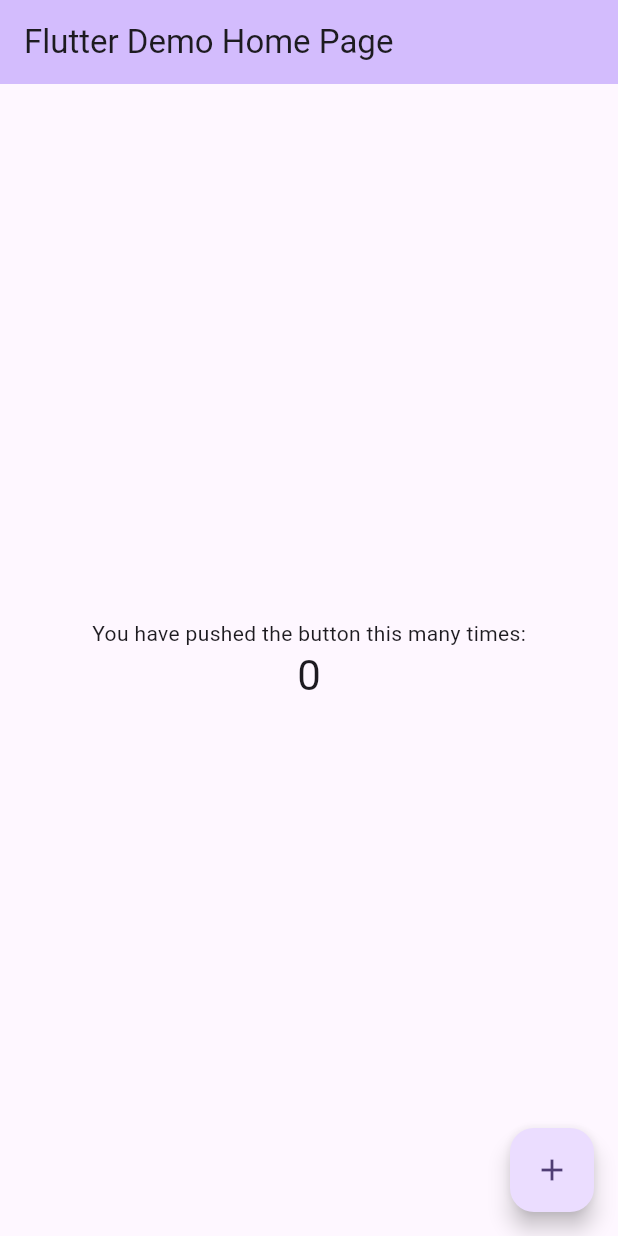
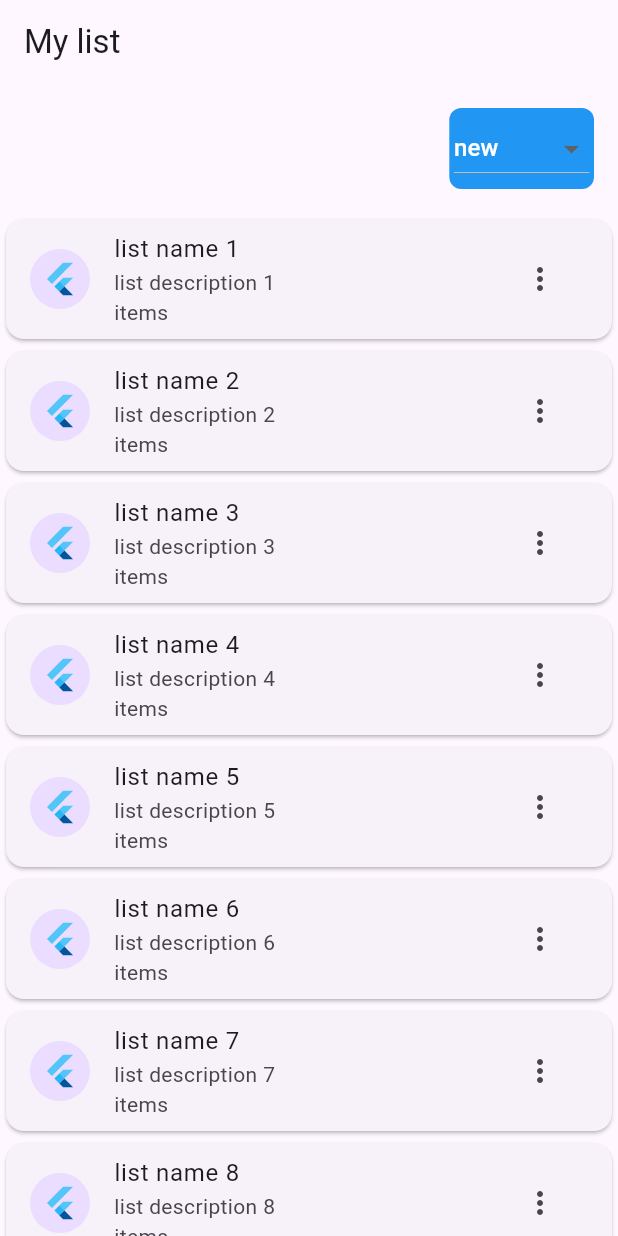
Before and after one commit to JAXBRS/Listat_Flutter_Rep, a Flutter app: the screen it shows after launch, on a phone screen of 412 x 824 dp. Run offline on Flutter 3.47's test engine with Material 3 defaults, Android fonts, the phone set to English and light mode, and no system bars.

Commit message:
finished my/browse list page

```diff
--- a/lib/main.dart
+++ b/lib/main.dart
@@ -1,125 +1,21 @@
 import 'package:flutter/material.dart';
+import 'package:listat/browseList.dart';
+import 'package:listat/myList.dart';
 
 void main() {
-  runApp(const MyApp());
+  runApp(MyApp());
 }
 
 class MyApp extends StatelessWidget {
-  const MyApp({super.key});
-
-  // This widget is the root of your application.
   @override
   Widget build(BuildContext context) {
     return MaterialApp(
-      title: 'Flutter Demo',
+      title: 'Shopping List',
+      debugShowCheckedModeBanner: false,
       theme: ThemeData(
-        // This is the theme of your application.
-        //
-        // TRY THIS: Try running your application with "flutter run". You'll see
-        // the application has a blue toolbar. Then, without quitting the app,
-        // try changing the seedColor in the colorScheme below to Colors.green
-        // and then invoke "hot reload" (save your changes or press the "hot
-        // reload" button in a Flutter-supported IDE, or press "r" if you used
-        // the command line to start the app).
-        //
-        // Notice that the counter didn't reset back to zero; the application
-        // state is not lost during the reload. To reset the state, use hot
-        // restart instead.
-        //
-        // This works for code too, not just values: Most code changes can be
-        // tested with just a hot reload.
-        colorScheme: ColorScheme.fromSeed(seedColor: Colors.deepPurple),
-        useMaterial3: true,
+        primarySwatch: Colors.blue,
       ),
-      home: const MyHomePage(title: 'Flutter Demo Home Page'),
+      home: const MyList(),
     );
   }
 }
-
-class MyHomePage extends StatefulWidget {
-  const MyHomePage({super.key, required this.title});
-
-  // This widget is the home page of your application. It is stateful, meaning
-  // that it has a State object (defined below) that contains fields that affect
-  // how it looks.
-
-  // This class is the configuration for the state. It holds the values (in this
-  // case the title) provided by the parent (in this case the App widget) and
-  // used by the build method of the State. Fields in a Widget subclass are
-  // always marked "final".
-
-  final String title;
-
-  @override
-  State<MyHomePage> createState() => _MyHomePageState();
-}
-
-class _MyHomePageState extends State<MyHomePage> {
-  int _counter = 0;
-
-  void _incrementCounter() {
-    setState(() {
-      // This call to setState tells the Flutter framework that something has
-      // changed in this State, which causes it to rerun the build method below
-      // so that the display can reflect the updated values. If we changed
-      // _counter without calling setState(), then the build method would not be
-      // called again, and so nothing would appear to happen.
-      _counter++;
-    });
-  }
-
-  @override
-  Widget build(BuildContext context) {
-    // This method is rerun every time setState is called, for instance as done
-    // by the _incrementCounter method above.
-    //
-    // The Flutter framework has been optimized to make rerunning build methods
-    // fast, so that you can just rebuild anything that needs updating rather
-    // than having to individually change instances of widgets.
-    return Scaffold(
-      appBar: AppBar(
-        // TRY THIS: Try changing the color here to a specific color (to
-        // Colors.amber, perhaps?) and trigger a hot reload to see the AppBar
-        // change color while the other colors stay the same.
-        backgroundColor: Theme.of(context).colorScheme.inversePrimary,
-        // Here we take the value from the MyHomePage object that was created by
-        // the App.build method, and use it to set our appbar title.
-        title: Text(widget.title),
-      ),
-      body: Center(
-        // Center is a layout widget. It takes a single child and positions it
-        // in the middle of the parent.
-        child: Column(
-          // Column is also a layout widget. It takes a list of children and
-          // arranges them vertically. By default, it sizes itself to fit its
-          // children horizontally, and tries to be as tall as its parent.
-          //
-          // Column has various properties to control how it sizes itself and
-          // how it positions its children. Here we use mainAxisAlignment to
-          // center the children vertically; the main axis here is the vertical
-          // axis because Columns are vertical (the cross axis would be
-          // horizontal).
-          //
-          // TRY THIS: Invoke "debug painting" (choose the "Toggle Debug Paint"
-          // action in the IDE, or press "p" in the console), to see the
-          // wireframe for each widget.
-          mainAxisAlignment: MainAxisAlignment.center,
-          children: <Widget>[
-            const Text(
-              'You have pushed the button this many times:',
-            ),
-            Text(
-              '$_counter',
-              style: Theme.of(context).textTheme.headlineMedium,
-            ),
-          ],
-        ),
-      ),
-      floatingActionButton: FloatingActionButton(
-        onPressed: _incrementCounter,
-        tooltip: 'Increment',
-        child: const Icon(Icons.add),
-      ), // This trailing comma makes auto-formatting nicer for build methods.
-    );
-  }
-}
--- /dev/null
+++ b/lib/myList.dart
@@ -0,0 +1,106 @@
+import 'package:flutter/material.dart';
+
+class MyList extends StatefulWidget {
+  const MyList({Key? key}) : super(key: key);
+
+  @override
+  State<StatefulWidget> createState() {
+    return _MyListState();
+  }
+}
+
+class _MyListState extends State<MyList> {
+  final List<String> options = ['new list', 'new item'];
+  String? selectedOption;
+
+  @override
+  Widget build(BuildContext context) {
+    var addButton = Align(
+      alignment: Alignment.topRight,
+      child: Padding(
+        padding: const EdgeInsets.all(16.0),
+        child: Container(
+          decoration: BoxDecoration(
+            color: Colors.blue,
+            borderRadius: BorderRadius.circular(8),
+          ),
+          padding: const EdgeInsets.all(3),
+          child: DropdownButton<String>(
+            // value: selectedOption,
+            hint: const Text(
+              'new',
+              style: TextStyle(color: Colors.white),
+            ),
+            items: options.map((String option) {
+              return DropdownMenuItem<String>(
+                value: option,
+                child: Text(
+                  option,
+                  style: const TextStyle(color: Colors.black),
+                ),
+              );
+            }).toList(),
+            onChanged: (String? newValue) {
+              setState(() {
+                selectedOption = selectedOption;
+              });
+            },
+          ),
+        ),
+      ),
+    );
+
+    var listCard = ListView(
+      children: [
+        for (int index = 1; index < 21; index++)
+          Card(
+            child: ListTile(
+              leading: const CircleAvatar(child: FlutterLogo()),
+              title: Text('list name $index'),
+              subtitle: Column(
+                crossAxisAlignment: CrossAxisAlignment.start,
+                children: [
+                  Text('list description $index'),
+                  const Text('items'),
+                ],
+              ),
+              trailing: PopupMenuButton<String>(
+                itemBuilder: (BuildContext context) {
+                  return [
+                    const PopupMenuItem<String>(
+                      value: 'Delete',
+                      child: Text('Delete'),
+                    ),
+                    const PopupMenuItem<String>(
+                      value: 'Edit',
+                      child: Text('Edit'),
+                    ),
+                  ];
+                },
+                onSelected: (String choice) {
+                  // Handle the selected choice
+                  print('Selected choice: $choice');
+                },
+              ),
+            ),
+          )
+      ],
+    );
+
+    return MaterialApp(
+      title: 'Add',
+      home: Scaffold(
+        appBar: AppBar(
+          title: const Text('My list'),
+        ),
+        body: Column(
+          crossAxisAlignment: CrossAxisAlignment.stretch,
+          children: [
+            addButton,
+            Expanded(child: listCard),
+          ],
+        ),
+      ),
+    );
+  }
+}
```
Also changed, not shown: lib/browseList.dart (added, +50 -0 lines).
